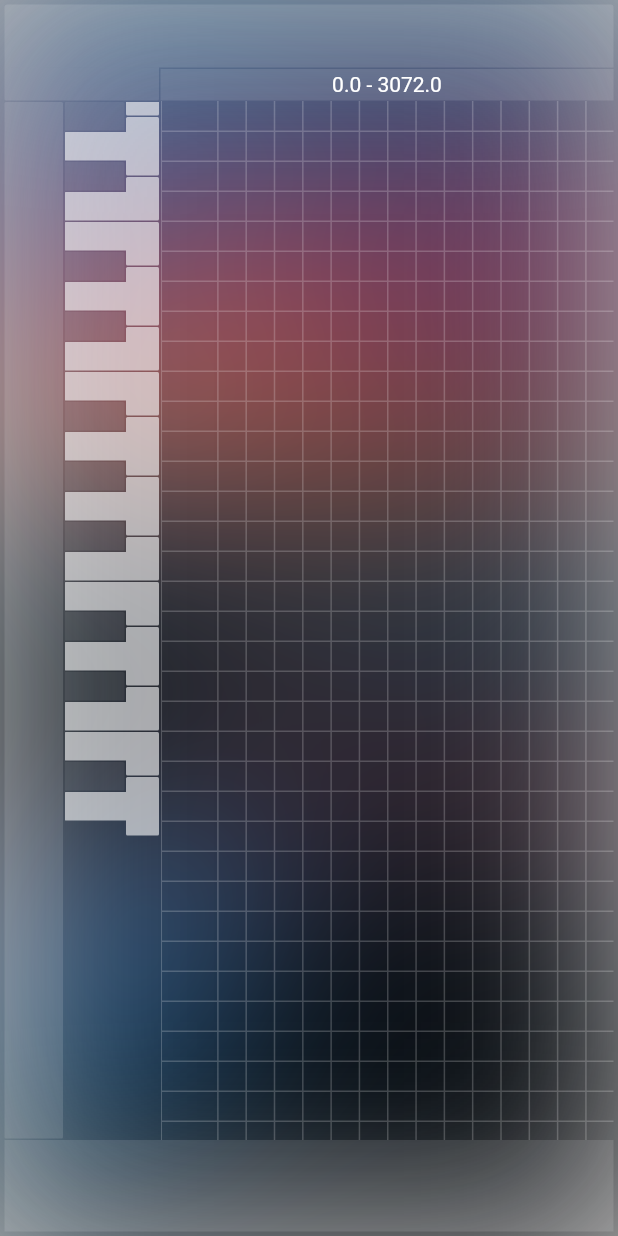
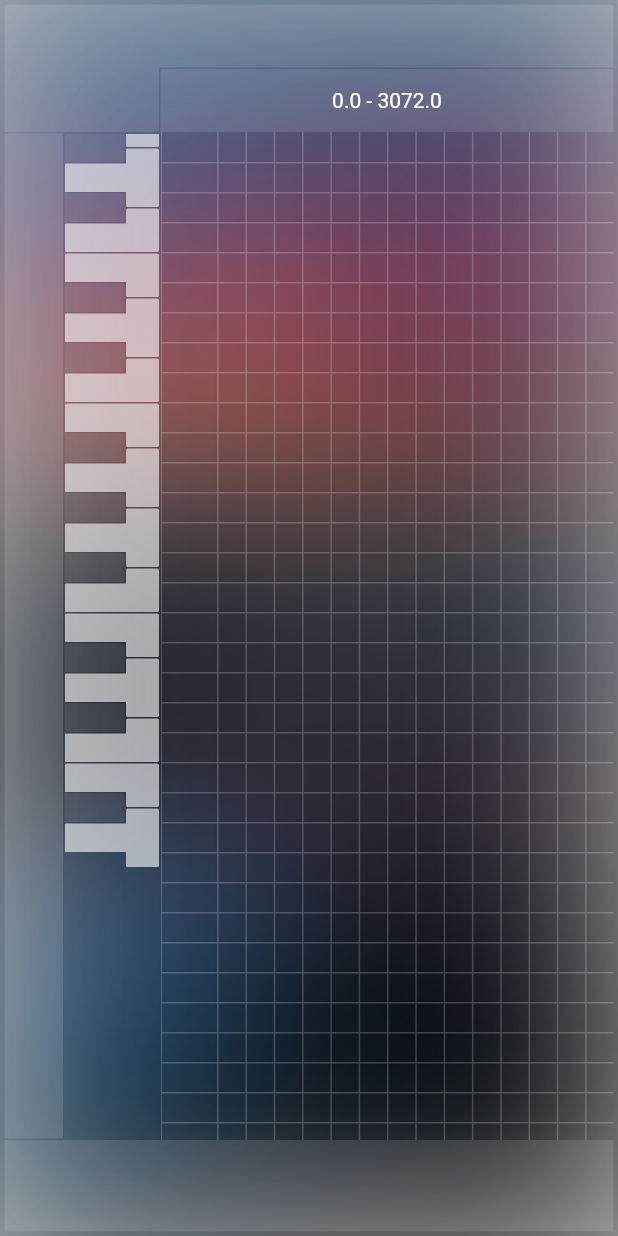
Before and after one commit to anthem-audio/flutter_piano_roll, a Flutter app: the screen it shows after launch, on a phone screen of 412 x 824 dp. Run offline on Flutter 3.47's test engine with Material 2 defaults, Android fonts, the phone set to English and light mode, and no system bars; our stand-ins replace flutter_hooks.

Commit message:
Add timeline resize code

```diff
--- a/lib/piano_roll.dart
+++ b/lib/piano_roll.dart
@@ -1,7 +1,9 @@
 import 'package:flutter/widgets.dart';
 import 'package:flutter_hooks/flutter_hooks.dart';
+import 'package:flutter_piano_roll/pattern.dart';
 import 'package:flutter_piano_roll/piano_roll_grid.dart';
 import 'package:flutter_piano_roll/timeline.dart';
+import 'package:provider/provider.dart';
 
 import './piano_control.dart';
 
@@ -48,10 +50,15 @@ class _PianoRollHeader extends StatelessWidget {
 class _PianoRollContent extends HookWidget {
   @override
   Widget build(BuildContext context) {
+    final pattern = context.watch<Pattern>();
+
     final footerHeight = useState<double>(61);
     final pianoControlWidth = useState<double>(103);
     final keyValueAtTop = useState<double>(64);
     final keyHeight = useState<double>(20);
+
+    final timelineHeight =
+        pattern.timeSignatureChanges.length > 0 ? 42.0 : 21.0;
 
     return Column(
       children: [
@@ -71,7 +78,7 @@ class _PianoRollContent extends HookWidget {
                           bottomRight: Radius.circular(1),
                         ),
                       ),
-                      height: 22,
+                      height: timelineHeight + 1,
                     ),
                     SizedBox(height: 1),
                     Expanded(
@@ -98,7 +105,7 @@ class _PianoRollContent extends HookWidget {
                     crossAxisAlignment: CrossAxisAlignment.stretch,
                     children: [
                       SizedBox(
-                        height: 21,
+                        height: timelineHeight,
                         child: Timeline(),
                       ),
                       Expanded(
--- a/lib/piano_roll_grid.dart
+++ b/lib/piano_roll_grid.dart
@@ -115,7 +115,8 @@ class PianoRollBackgroundPainter extends CustomPainter {
     }
 
     // Draws everything since canvas.saveLayer() with the color provided in
-    // canvas.saveLayer(). This means that overlapping areas won't be darker.
+    // canvas.saveLayer(). This means that overlapping lines won't be darker,
+    // even though the whole thing is rendered with opacity.
     canvas.restore();
   }
 
```
Also changed, not shown: lib/timeline.dart (+8 -3 lines).
